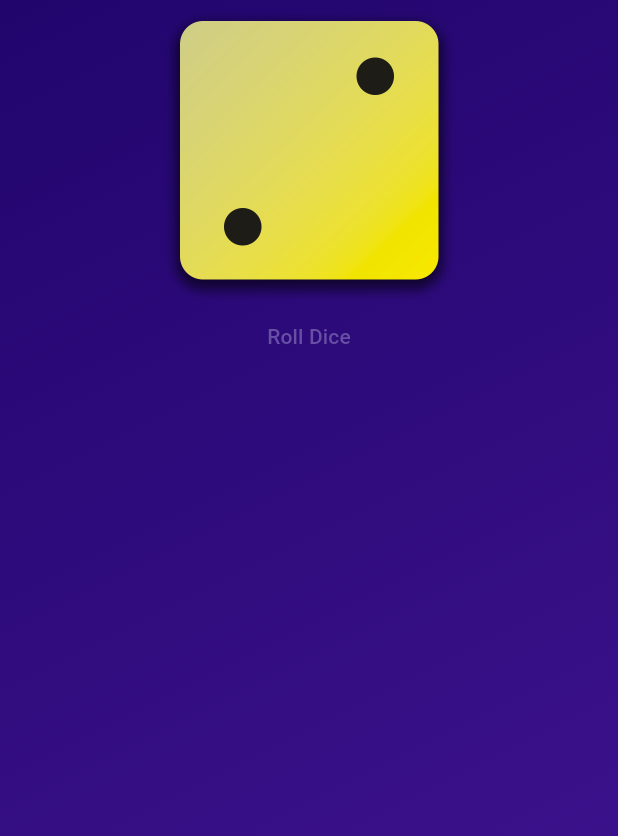
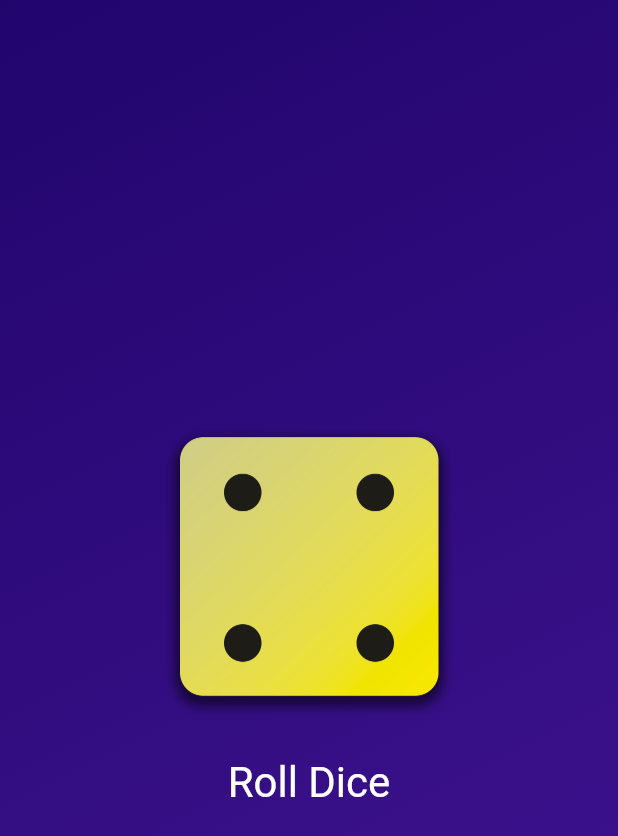
Before and after one commit to vohoangloc123/roll_dice_app., a Flutter app: the screen it shows after launch, after a tap on "Roll Dice", on a phone screen of 412 x 824 dp. Shown: the top 836 px of the screen. Run offline on Flutter 3.47's test engine with Material 3 defaults, Android fonts, the phone set to English and light mode, and no system bars.

Commit message:
Use StatefulWidget to manage dice image changes

```diff
--- /dev/null
+++ b/lib/dice_roller.dart
@@ -0,0 +1,45 @@
+import 'dart:math';
+
+import 'package:flutter/cupertino.dart';
+import 'package:flutter/material.dart';
+
+class DiceRoller extends StatefulWidget {
+  const DiceRoller({super.key});
+
+  @override
+  State<DiceRoller> createState() => _DiceRollerState();
+}
+
+class _DiceRollerState extends State<DiceRoller> {
+  var activeDiceImage = 'assets/images/dice-2.png';
+
+  void rollDice() {
+    Random().nextInt(6)+1; //
+    setState(() {
+      activeDiceImage = 'assets/images/dice-4.png';
+    });
+  }
+
+  @override
+  Widget build(BuildContext context) {
+    return Column(
+      mainAxisSize: MainAxisSize.min,
+      children: [
+        Image.asset(
+          activeDiceImage,
+          width: 200,
+        ),
+        const SizedBox(
+          height: 20,
+        ),
+        TextButton(
+          onPressed: rollDice,
+          style: TextButton.styleFrom(
+              foregroundColor: Colors.white,
+              textStyle: TextStyle(fontSize: 28)),
+          child: const Text("Roll Dice"),
+        ),
+      ],
+    );
+  }
+}
--- a/lib/gradient_container.dart
+++ b/lib/gradient_container.dart
@@ -1,5 +1,6 @@
 import 'package:flutter/cupertino.dart';
 import 'package:flutter/material.dart';
+import 'package:roll_dice_app/dice_roller.dart';
 
 const startAlignment = Alignment.topLeft;
 const endAlignment = Alignment.bottomRight;
@@ -7,10 +8,7 @@
 class GradientContainer extends StatelessWidget {
   const GradientContainer({super.key, required this.colors});
   final List<Color> colors;
-  void rollDice()
-  {
 
-  }
   @override
   Widget build(BuildContext context) {
     return Container(
@@ -19,16 +17,7 @@
             colors: colors, begin: startAlignment, end: endAlignment),
       ),
       child: Center(
-        child: Column(
-          children: [
-            Image.asset(
-              'assets/images/dice-2.png',
-              width: 200,
-            ),
-            TextButton(onPressed: rollDice,
-                child: const Text("Roll Dice")),
-          ],
-        ),
+        child: DiceRoller(),
       ),
     );
   }
--- a/lib/main.dart
+++ b/lib/main.dart
@@ -6,8 +6,8 @@
   runApp(
     const MaterialApp(
       home: Scaffold(
-        body: GradientContainer(
-          colors: [
+        body:GradientContainer(
+         colors: [
             Color.fromARGB(255, 33, 5, 109),
             Color.fromARGB(255, 68, 21, 149),
           ],
```
